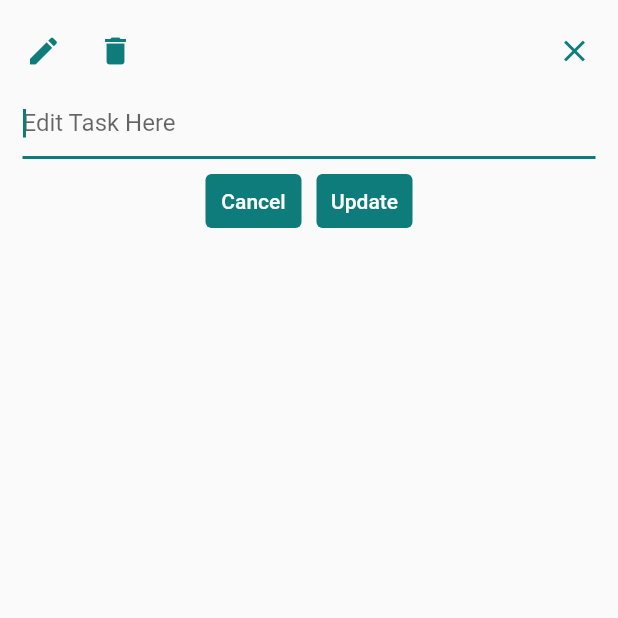
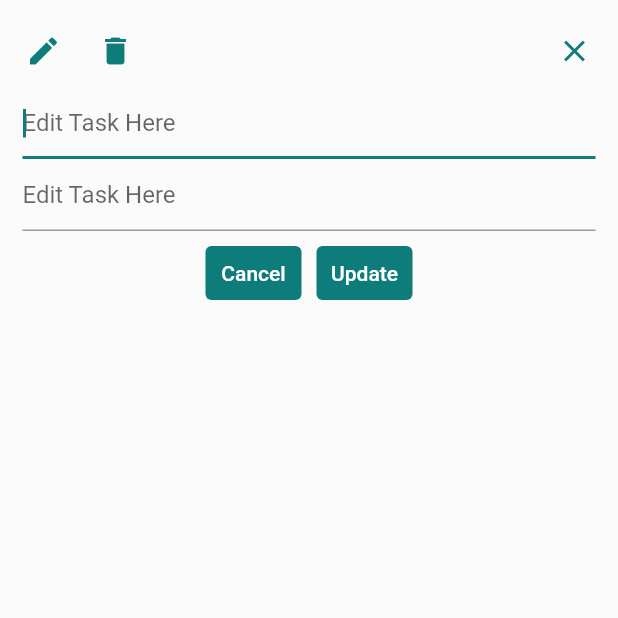
Before and after one commit to Airbornharsh/DTask-app, a Flutter app: the TaskView screen opened directly with empty values, after a tap on the "edit" icon, on a phone screen of 412 x 824 dp, the top half of it. Run offline on Flutter 3.47's test engine with Material 2 defaults, Android fonts, the phone set to English and light mode, and no system bars; our stand-ins replace flutter_native_splash, shared_preferences; accounts and stored records are empty.

Commit message:
Added Heading

```diff
--- a/lib/Provider/Task.dart
+++ b/lib/Provider/Task.dart
@@ -3,12 +3,16 @@ import 'package:shared_preferences/shared_preferences.dart';
 import 'package:uuid/uuid.dart';
 
 class TaskModel {
-  String taskName;
+  String taskHeading;
+  String taskBody;
   int createdOn;
   String id;
 
   TaskModel(
-      {required this.taskName, required this.createdOn, required this.id});
+      {required this.taskHeading,
+      required this.taskBody,
+      required this.createdOn,
+      required this.id});
 }
 
 class Task with ChangeNotifier {
@@ -109,7 +113,7 @@ class Task with ChangeNotifier {
     }
   }
 
-  void addTask(String taskName) async {
+  void addTask(String taskHeading, String taskBody) async {
     try {
       final prefs = await SharedPreferences.getInstance();
 
@@ -120,11 +124,14 @@ class Task with ChangeNotifier {
         await prefs.setStringList("dtask_collection", []);
       }
 
-      final tempTask =
-          TaskModel(taskName: taskName, createdOn: taskCreatedOn, id: taskId);
+      final tempTask = TaskModel(
+          taskHeading: taskHeading,
+          taskBody: taskBody,
+          createdOn: taskCreatedOn,
+          id: taskId);
 
       _taskString.insert(0,
-          "$taskName@#_dtask_task_detail_#@$taskCreatedOn@#_dtask_task_detail_#@$taskId");
+          "$taskHeading@#_dtask_task_detail_#@$taskBody@#_dtask_task_detail_#@$taskCreatedOn@#_dtask_task_detail_#@$taskId");
       _task.insert(0, tempTask);
       _taskDay[0].insert(0, tempTask);
       _taskMonth[0].insert(0, tempTask);
@@ -139,18 +146,21 @@ class Task with ChangeNotifier {
     }
   }
 
-  Future editTask(TaskModel task, String name) async {
+  Future editTask(TaskModel task, String taskHeading, String taskBody) async {
     final prefs = await SharedPreferences.getInstance();
     final date = DateTime.now();
     final tempDate = DateTime.fromMillisecondsSinceEpoch(task.createdOn);
 
     final index = _taskString.indexOf(
-        "${task.taskName}@#_dtask_task_detail_#@${task.createdOn}@#_dtask_task_detail_#@${task.id}");
+        "${task.taskHeading}@#_dtask_task_detail_#@${task.taskBody}@#_dtask_task_detail_#@${task.createdOn}@#_dtask_task_detail_#@${task.id}");
 
     _taskString[index] =
-        "$name@#_dtask_task_detail_#@${task.createdOn}@#_dtask_task_detail_#@${task.id}";
-    final tempTask =
-        TaskModel(taskName: name, createdOn: task.createdOn, id: task.id);
+        "$taskHeading@#_dtask_task_detail_#@$taskBody@#_dtask_task_detail_#@${task.createdOn}@#_dtask_task_detail_#@${task.id}";
+    final tempTask = TaskModel(
+        taskHeading: taskHeading,
+        taskBody: taskBody,
+        createdOn: task.createdOn,
+        id: task.id);
     _task[index] = tempTask;
 
     if (date.month == tempDate.month && date.year == tempDate.year) {
@@ -176,7 +186,7 @@ class Task with ChangeNotifier {
     final tempDate = DateTime.fromMillisecondsSinceEpoch(task.createdOn);
 
     _taskString.remove(
-        "${task.taskName}@#_dtask_task_detail_#@${task.createdOn}@#_dtask_task_detail_#@${task.id}");
+        "${task.taskHeading}@#_dtask_task_detail_#@${task.taskBody}@#_dtask_task_detail_#@${task.createdOn}@#_dtask_task_detail_#@${task.id}");
     _task.removeWhere((e) => e.id == task.id);
 
     if (date.month == tempDate.month && date.year == tempDate.year) {
@@ -210,7 +220,7 @@ class Task with ChangeNotifier {
       final tempDate = DateTime.fromMillisecondsSinceEpoch(task.createdOn);
 
       _taskString.remove(
-          "${task.taskName}@#_dtask_task_detail_#@${task.createdOn}@#_dtask_task_detail_#@${task.id}");
+          "${task.taskHeading}@#_dtask_task_detail_#@${task.taskBody}@#_dtask_task_detail_#@${task.createdOn}@#_dtask_task_detail_#@${task.id}");
       _task.removeWhere((e) => e.id == task.id);
 
       if (date.month == tempDate.month && date.year == tempDate.year) {
@@ -257,11 +267,16 @@ class Task with ChangeNotifier {
   //Helper Functions
   List<TaskModel> ascendingSort(DateTime date) {
     return _taskString.map((e) {
-      final taskName = e.split("@#_dtask_task_detail_#@")[0];
-      final createdOn = int.parse(e.split("@#_dtask_task_detail_#@")[1]);
-      final id = e.split("@#_dtask_task_detail_#@")[2];
+      final taskHeading = e.split("@#_dtask_task_detail_#@")[0];
+      final taskBody = e.split("@#_dtask_task_detail_#@")[1];
+      final createdOn = int.parse(e.split("@#_dtask_task_detail_#@")[2]);
+      final id = e.split("@#_dtask_task_detail_#@")[3];
 
-      final task = TaskModel(taskName: taskName, createdOn: createdOn, id: id);
+      final task = TaskModel(
+          taskHeading: taskHeading,
+          taskBody: taskBody,
+          createdOn: createdOn,
+          id: id);
       final tempDay = DateTime.fromMillisecondsSinceEpoch(task.createdOn).day;
       final tempMonth =
           DateTime.fromMillisecondsSinceEpoch(task.createdOn).month;
@@ -285,11 +300,16 @@ class Task with ChangeNotifier {
 
   List<TaskModel> descendingSort(DateTime date) {
     return _taskString.map((e) {
-      final taskName = e.split("@#_dtask_task_detail_#@")[0];
-      final createdOn = int.parse(e.split("@#_dtask_task_detail_#@")[1]);
-      final id = e.split("@#_dtask_task_detail_#@")[2];
+      final taskHeading = e.split("@#_dtask_task_detail_#@")[0];
+      final taskBody = e.split("@#_dtask_task_detail_#@")[1];
+      final createdOn = int.parse(e.split("@#_dtask_task_detail_#@")[2]);
+      final id = e.split("@#_dtask_task_detail_#@")[3];
 
-      final task = TaskModel(taskName: taskName, createdOn: createdOn, id: id);
+      final task = TaskModel(
+          taskHeading: taskHeading,
+          taskBody: taskBody,
+          createdOn: createdOn,
+          id: id);
       final tempDay = DateTime.fromMillisecondsSinceEpoch(task.createdOn).day;
       final tempMonth =
           DateTime.fromMillisecondsSinceEpoch(task.createdOn).month;
--- a/lib/Widgets/HomeScreen/TaskView.dart
+++ b/lib/Widgets/HomeScreen/TaskView.dart
@@ -14,14 +14,27 @@ class TaskView extends StatefulWidget {
 
 class _TaskViewState extends State<TaskView> {
   bool isEditing = false;
-  final _taskController = TextEditingController();
-  late String taskName;
+  final _taskBodyController = TextEditingController();
+  final _taskHeadingController = TextEditingController();
+
+  late String taskBody;
+  late String taskHeading;
+
+  @override
+  void dispose() {
+    // TODO: implement dispose
+    super.dispose();
+
+    _taskBodyController.dispose();
+    _taskHeadingController.dispose();
+  }
 
   @override
   Widget build(BuildContext context) {
     if (widget.start) {
       setState(() {
-        taskName = widget.task.taskName;
+        taskBody = widget.task.taskBody;
+        taskHeading = widget.task.taskHeading;
         widget.start = false;
       });
     }
@@ -51,7 +64,9 @@ class _TaskViewState extends State<TaskView> {
                       IconButton(
                           onPressed: () {
                             setState(() {
-                              _taskController.text = widget.task.taskName;
+                              _taskBodyController.text = widget.task.taskBody;
+                              _taskHeadingController.text =
+                                  widget.task.taskHeading;
                               isEditing = true;
                               widget.start = false;
                             });
@@ -111,7 +126,17 @@ class _TaskViewState extends State<TaskView> {
                       padding: const EdgeInsets.symmetric(horizontal: 10),
                       child: Column(children: [
                         TextField(
-                          controller: _taskController,
+                          controller: _taskHeadingController,
+                          textInputAction: TextInputAction.done,
+                          // expands: true,
+                          maxLines: null,
+                          autofocus: true,
+                          decoration: const InputDecoration(
+                            hintText: "Edit Task Here",
+                          ),
+                        ),
+                        TextField(
+                          controller: _taskBodyController,
                           textInputAction: TextInputAction.done,
                           // expands: true,
                           maxLines: null,
@@ -146,10 +171,13 @@ class _TaskViewState extends State<TaskView> {
                                 onPressed: () {
                                   Provider.of<Task>(context, listen: false)
                                       .editTask(
-                                          widget.task, _taskController.text);
+                                          widget.task,
+                                          _taskHeadingController.text,
+                                          _taskBodyController.text);
                                   // Navigator.of(context).pop();
                                   setState(() {
-                                    taskName = _taskController.text;
+                                    taskBody = _taskBodyController.text;
+                                    taskHeading = _taskHeadingController.text;
                                     isEditing = false;
                                   });
                                 },
@@ -169,7 +197,21 @@ class _TaskViewState extends State<TaskView> {
                   if (!isEditing)
                     Padding(
                       padding: const EdgeInsets.all(8.0),
-                      child: Text(taskName),
+                      child: Hero(
+                        tag: widget.task.id,
+                        child: Column(
+                          children: [
+                            Text(
+                              widget.task.taskHeading,
+                              style: TextStyle(fontSize: 17),
+                            ),
+                            SizedBox(
+                              height: 3,
+                            ),
+                            Text(widget.task.taskBody)
+                          ],
+                        ),
+                      ),
                     ),
                 ],
               )
```
Also changed, not shown: lib/Widgets/HomeScreen/AddTask.dart (+23 -7 lines), lib/Widgets/HomeScreen/TaskItem.dart (+12 -1 lines).
